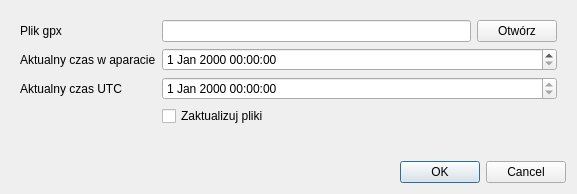
Old version of the form src/widgets/gpxdialog.ui in the repository fotorelacjonusz/classic.
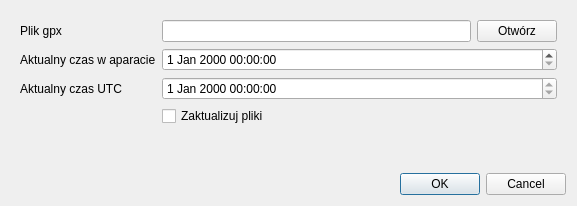
New version of the form. Icons and pictures are not drawn.

Patch:
```diff
--- a/src/widgets/gpxdialog.ui
+++ b/src/widgets/gpxdialog.ui
@@ -7,7 +7,7 @@
     <x>0</x>
     <y>0</y>
     <width>577</width>
-    <height>194</height>
+    <height>206</height>
    </rect>
   </property>
   <property name="windowTitle">
```
Left out of the diff: 11 changed lines with no effect on the pictures.
